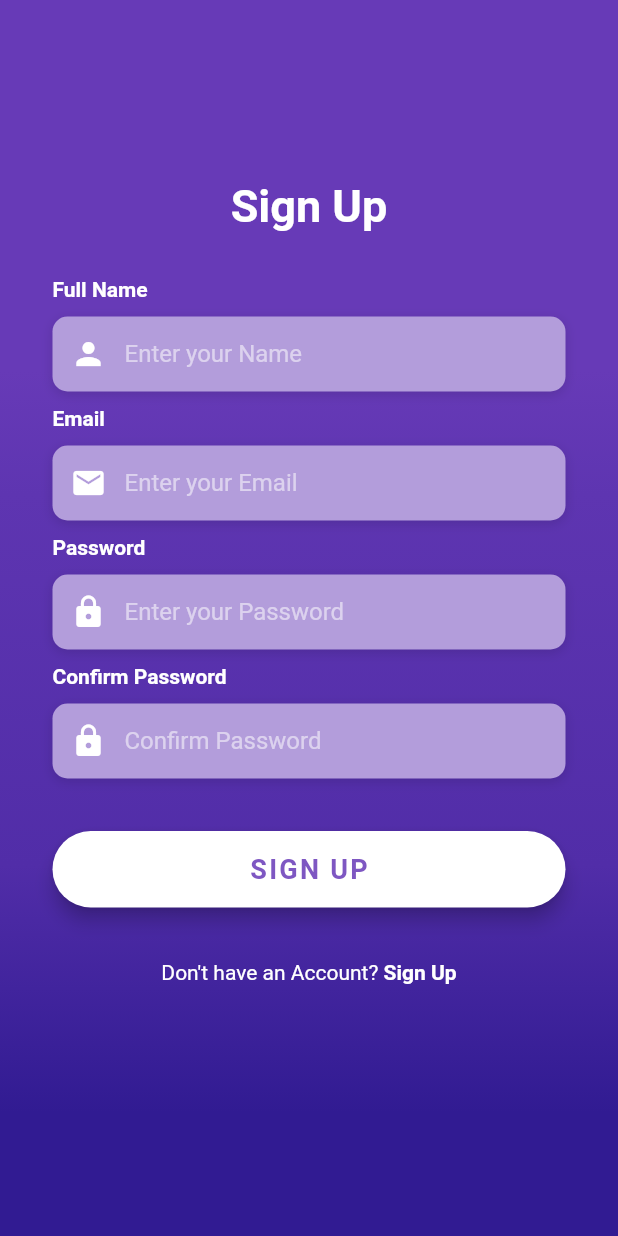
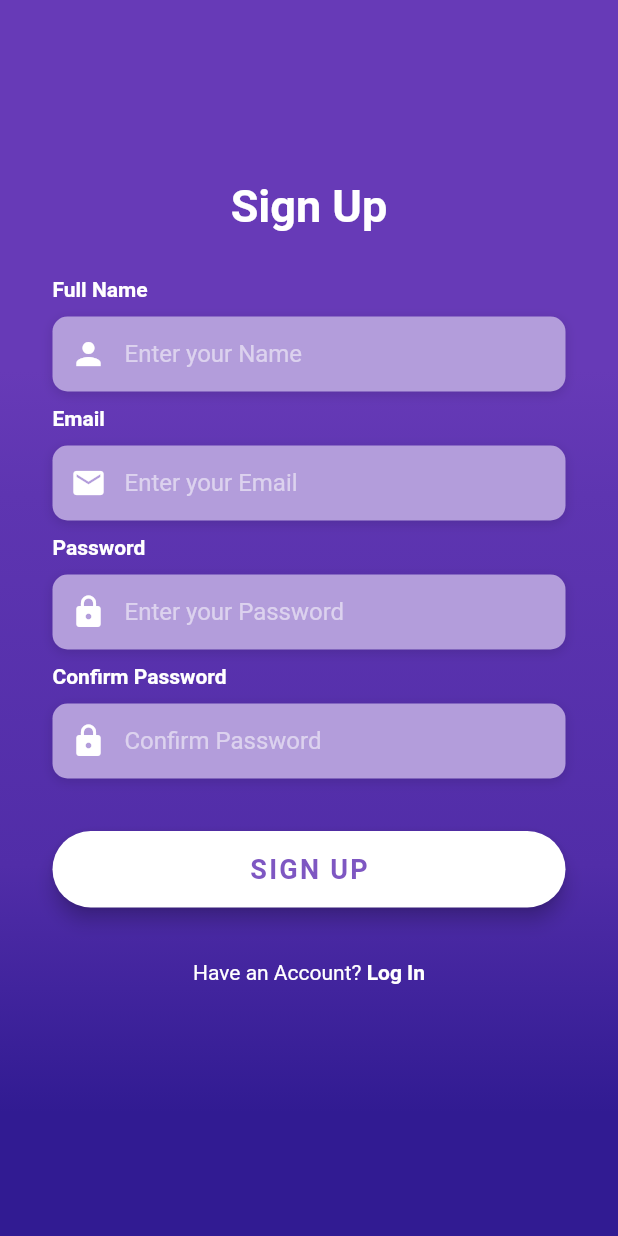
Before and after one commit to abhisht51/transport-app, a Flutter app: the SignUp screen opened by its route, on a phone screen of 412 x 824 dp. Run offline on Flutter 3.47's test engine with Material 2 defaults, Android fonts, the phone set to English and light mode, and no system bars; our stand-ins replace curved_navigation_bar, firebase_auth; accounts and stored records are empty; Roboto replaces fonts that are missing (OpenSans).

Commit message:
minor fix

```diff
--- a/lib/Screens/signup.dart
+++ b/lib/Screens/signup.dart
@@ -192,7 +192,7 @@ Widget _buildConfirmPasswordTF() {
         text: TextSpan(
           children: [
             TextSpan(
-              text: 'Don\'t have an Account? ',
+              text: 'Have an Account? ',
               style: TextStyle(
                 color: Colors.white,
                 fontSize: 14.0,
@@ -200,7 +200,7 @@ Widget _buildConfirmPasswordTF() {
               ),
             ),
             TextSpan(
-              text: 'Sign Up',
+              text: 'Log In',
               style: TextStyle(
                 color: Colors.white,
                 fontSize: 14.0,
```
